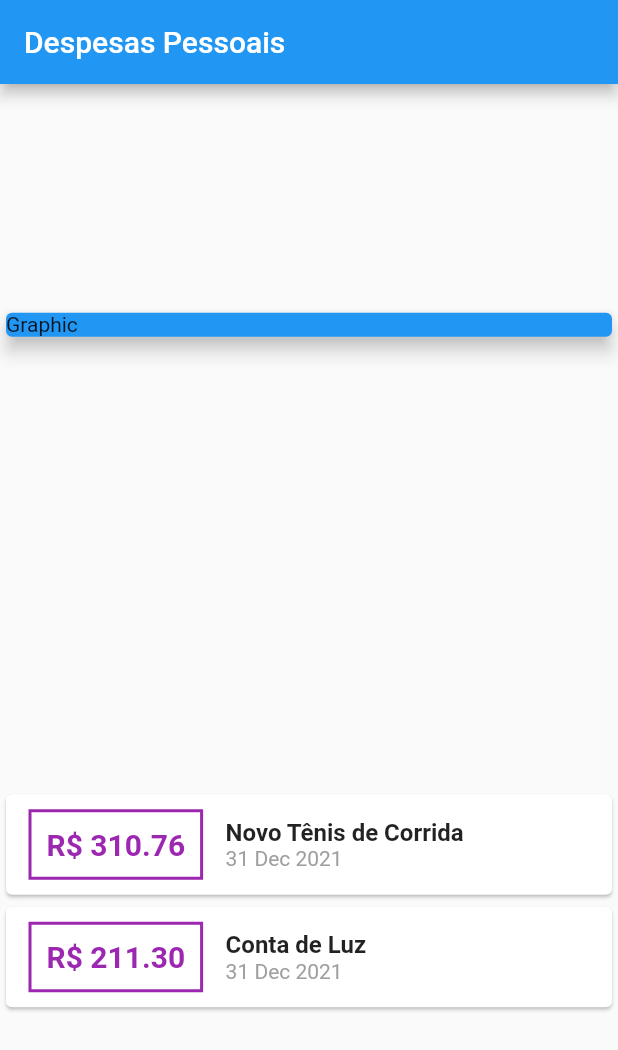
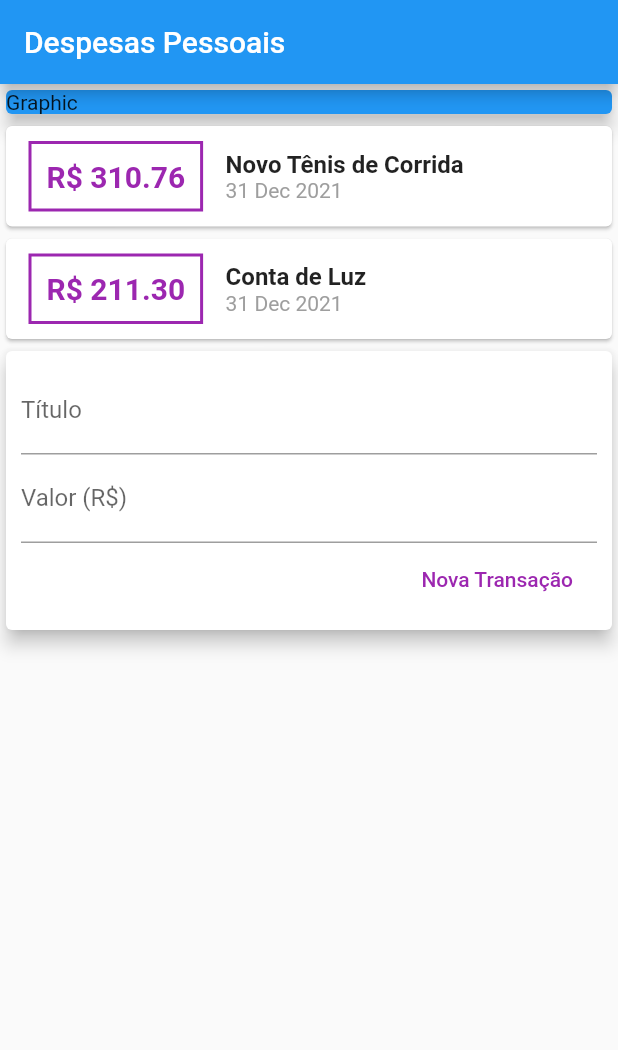
Before and after one commit to felixvicent/gestapp, a Flutter app: the screen it shows after launch, on a phone screen of 412 x 824 dp. Shown: the top 1050 px of the screen. Run offline on Flutter 3.47's test engine with Material 2 defaults, Android fonts, the light colour scheme and no system bars.

Commit message:
Added transactions forms

```diff
--- a/lib/main.dart
+++ b/lib/main.dart
@@ -1,4 +1,4 @@
-// ignore_for_file: use_key_in_widget_constructors, prefer_const_constructors, avoid_unnecessary_containers, sized_box_for_whitespace
+// ignore_for_file: use_key_in_widget_constructors, prefer_const_constructors, avoid_unnecessary_containers, sized_box_for_whitespace, deprecated_member_use
 
 import 'package:flutter/material.dart';
 import 'package:intl/intl.dart';
@@ -41,7 +41,6 @@ class HomePage extends StatelessWidget {
         title: Text('Despesas Pessoais'),
       ),
       body: Column(
-        mainAxisAlignment: MainAxisAlignment.spaceAround,
         crossAxisAlignment: CrossAxisAlignment.stretch,
         children: [
           Container(
@@ -102,6 +101,37 @@ class HomePage extends StatelessWidget {
                   ),
                 )
                 .toList(),
+          ),
+          Card(
+            elevation: 5,
+            child: Padding(
+              padding: const EdgeInsets.all(10),
+              child: Column(
+                // ignore: prefer_const_literals_to_create_immutables
+                children: [
+                  TextField(
+                    decoration: InputDecoration(
+                      labelText: 'Título',
+                    ),
+                  ),
+                  TextField(
+                    decoration: InputDecoration(
+                      labelText: 'Valor (R\$)',
+                    ),
+                  ),
+                  Row(
+                    mainAxisAlignment: MainAxisAlignment.end,
+                    children: [
+                      FlatButton(
+                        child: Text('Nova Transação'),
+                        textColor: Colors.purple,
+                        onPressed: () {},
+                      ),
+                    ],
+                  )
+                ],
+              ),
+            ),
           )
         ],
       ),
```
